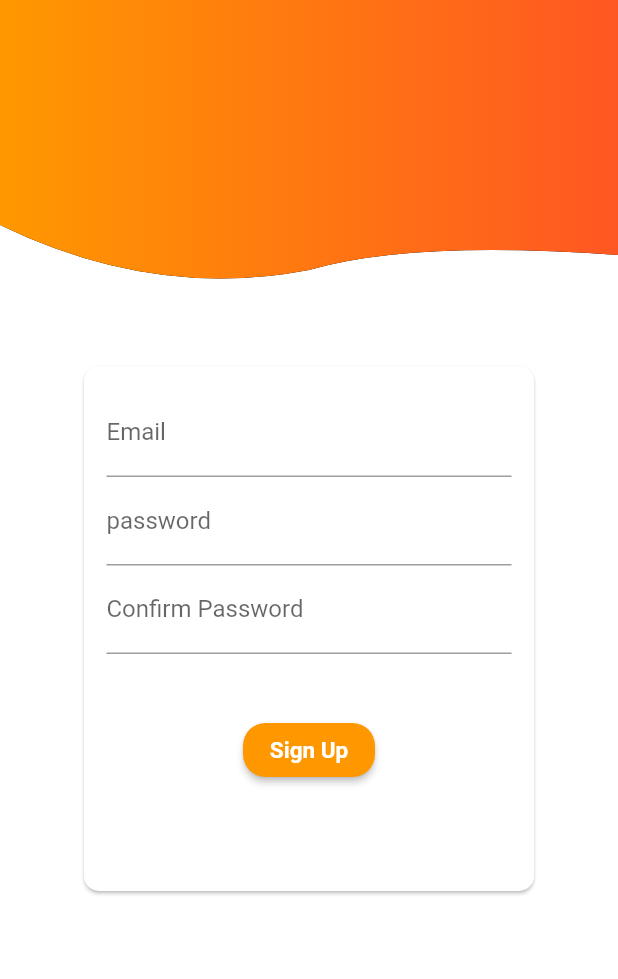
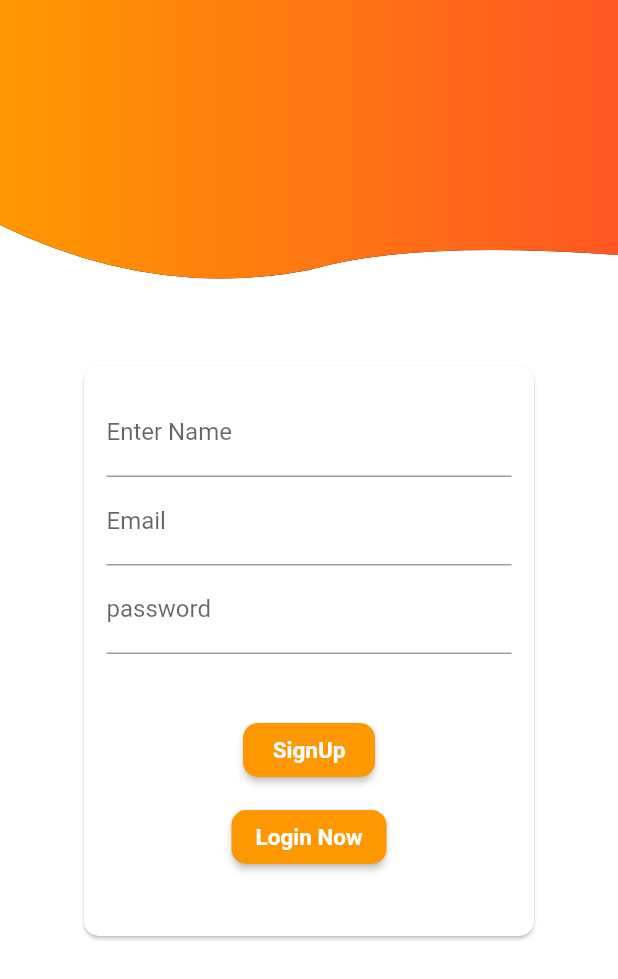
Before and after one commit to bilalahmad9/finalLabTask, a Flutter app: the screen it shows after launch, after a tap on "Login", after a tap on "Sign Up Now", on a phone screen of 412 x 824 dp. Shown: the top 979 px of the screen. Run offline on Flutter 3.47's test engine with Material 2 defaults, Android fonts, the phone set to English and light mode, and no system bars; our stand-ins replace cloud_firestore, firebase_analytics, firebase_auth, firebase_core, flutter_spinkit; accounts and stored records are empty.

Commit message:
Signup page working with firebase

```diff
--- a/lab_task_final/lib/Sign_in.dart
+++ b/lab_task_final/lib/Sign_in.dart
@@ -105,7 +105,7 @@ class _signinState extends State<signin> {
                               Navigator.push(
                                 context,
                                 MaterialPageRoute(
-                                  builder: (context) => signup(),
+                                  builder: (context) => signup(), fullscreenDialog: true,
                                 ),
                               );
                             },
@@ -143,7 +143,7 @@ class _signinState extends State<signin> {
         Navigator.push(
           context,
           MaterialPageRoute(
-            builder: (context) =>  HomeScreen(),
+            builder: (context) =>  HomeScreen(), fullscreenDialog: true,
           ),
         );
       } catch (e) {
--- a/lab_task_final/lib/Sign_up.dart
+++ b/lab_task_final/lib/Sign_up.dart
@@ -1,4 +1,10 @@
 import 'package:flutter/material.dart';
+import 'package:firebase_auth/firebase_auth.dart';
+import 'package:firebase_core/firebase_core.dart';
+import 'package:cloud_firestore/cloud_firestore.dart';
+import 'package:firebase_analytics/firebase_analytics.dart';
+import 'Home.dart';
+import 'Sign_in.dart';
 
 class signup extends StatefulWidget {
 
@@ -8,13 +14,8 @@ class signup extends StatefulWidget {
 }
 
 class _signupState extends State<signup> {
-  final GlobalKey<FormState> _formkey = GlobalKey();
-  TextEditingController _passwordController = new TextEditingController();
-
-  Map<String, String> _authData = {
-    'email' : '',
-    'password' : ''
-  };
+  String _email, _password;
+  final GlobalKey<FormState> _formkey = GlobalKey<FormState>();
 
   @override
   Widget build(BuildContext context) {
@@ -50,7 +51,7 @@ class _signupState extends State<signup> {
                 shape: RoundedRectangleBorder(
                     borderRadius: BorderRadius.circular(10.0)),
                 child: Container(
-                  height: 350,
+                  height: 380,
                   width: 300,
                   padding: EdgeInsets.all(15),
                   child: Form(
@@ -58,6 +59,13 @@ class _signupState extends State<signup> {
                     child: SingleChildScrollView(
                       child: Column(
                         children: <Widget>[
+
+                          TextFormField(
+                            decoration: InputDecoration(labelText: 'Enter Name'),
+                            keyboardType: TextInputType.text,
+                            validator: (value) {},
+                          //  onSaved: (value) => _email = value,
+                          ),
                           // For email
                           TextFormField(
                             decoration: InputDecoration(labelText: 'Email'),
@@ -68,52 +76,58 @@ class _signupState extends State<signup> {
                               }
                               return null;
                             },
-                            onSaved: (value) {
-                              _authData['email'] = value;
-                            },
+                            onSaved: (value) => _email = value,
                           ),
                           // for password
                           TextFormField(
                             decoration: InputDecoration(labelText: 'password'),
                             obscureText: true,
-                            controller: _passwordController,
                             validator: (value) {
                               if (value.isEmpty || value.length <= 4) {
                                 return 'please enter more than 4 words';
                               }
                               return null;
                             },
-                            onSaved: (value) {
-                              _authData['password'] = value;
-                            },
+                            onSaved: (value) => _password = value,
                           ),
-                          TextFormField(
-                            decoration: InputDecoration(labelText: 'Confirm Password'),
-                            obscureText: true,
-                            validator: (value) {
-                              if (value.isEmpty || value != _passwordController.text) {
-                                return ' Enter correct password';
-                              }
-                              return null;
-                            },
-                            onSaved: (value) {
-                             // _authData['password'] = value;
-                            },
+                          SizedBox(
+                            height: 40,
                           ),
-                          SizedBox(height: 40,),
                           RaisedButton(
+                            onPressed: SignUp,
                             child: Text(
-                              'Sign Up',
+                              'SignUp',
                               style: TextStyle(
                                   fontSize: 15, fontWeight: FontWeight.bold),
                             ),
                             shape: RoundedRectangleBorder(
-                              borderRadius: BorderRadius.circular(15),
+                              borderRadius: BorderRadius.circular(10),
                             ),
                             color: Colors.orange,
                             textColor: Colors.white,
+                          ),
+                          SizedBox(
+                            height: 10,
+                          ),
+                          RaisedButton(
                             onPressed: () {
+                              Navigator.push(
+                                context,
+                                MaterialPageRoute(
+                                  builder: (context) => signin(), fullscreenDialog: true,
+                                ),
+                              );
                             },
+                            child: Text(
+                              'Login Now',
+                              style: TextStyle(
+                                  fontSize: 15, fontWeight: FontWeight.bold),
+                            ),
+                            shape: RoundedRectangleBorder(
+                              borderRadius: BorderRadius.circular(10),
+                            ),
+                            color: Colors.orange,
+                            textColor: Colors.white,
                           ),
                         ],
                       ),
@@ -126,6 +140,26 @@ class _signupState extends State<signup> {
         ),
       ),
     );
+  }
+
+  Future<void> SignUp() async {
+    final formState = _formkey.currentState;
+    if (formState.validate()) {
+      formState.save();
+      try {
+        UserCredential user = await FirebaseAuth.instance
+            .createUserWithEmailAndPassword(email: _email, password: _password);
+        user.credential;
+        Navigator.push(
+          context,
+          MaterialPageRoute(
+            builder: (context) =>  HomeScreen(), fullscreenDialog: true,
+          ),
+        );
+      } catch (e) {
+        print(e.message);
+      }
+    }
   }
 }
 
```
